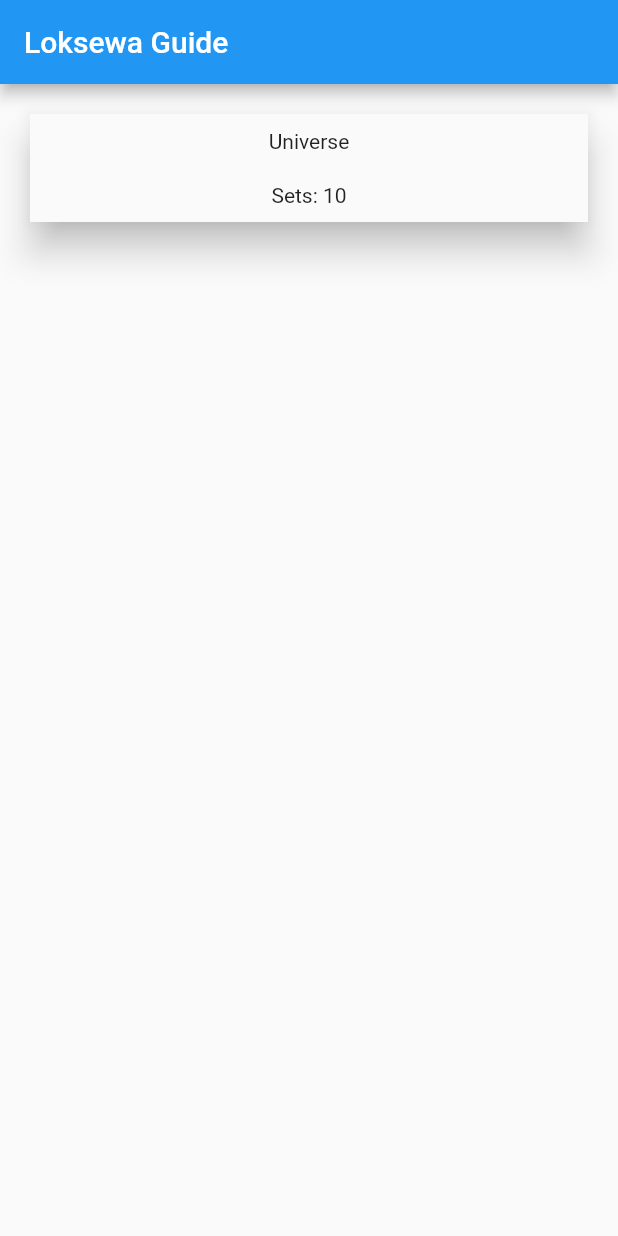
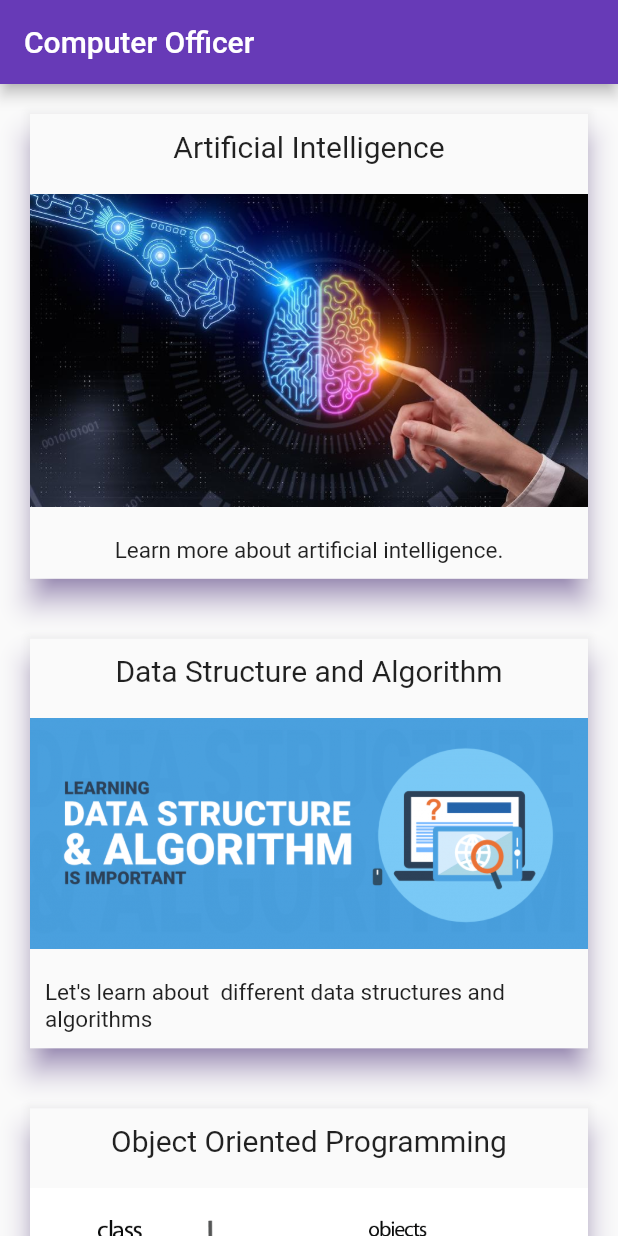
Before and after one commit to nishantjoshee/loksewaguide, a Flutter app: the screen it shows after launch, on a phone screen of 412 x 824 dp. Run offline on Flutter 3.47's test engine with Material 2 defaults, Android fonts, the light colour scheme and no system bars.

Commit message:
made a beautiful ui for homepage

```diff
--- a/lib/home_page.dart
+++ b/lib/home_page.dart
@@ -9,12 +9,13 @@
 
 class _HomePageState extends State<HomePage> {
 
-  Widget customcard(){
+  Widget customcard(String topicName, String description, String imagePath){
     return Padding(
       padding: EdgeInsets.all(20),
       child: InkWell(
         child: Material(
-          elevation: 10,
+          shadowColor: Colors.deepPurple,
+          elevation: 8,
           child: Container(
             child: Column(
               children: [
@@ -24,18 +25,40 @@
                   ),
                   child: Material(
                     child: Container(
-                      child: Text("Universe"),
+                      child: Text(
+                          topicName,
+                        style: TextStyle(
+                          fontSize: 20,
+                        ),
+                      ),
                     ),
                   ),
                 ),
                 Padding(
-                  padding:EdgeInsets.symmetric(
+                  padding: EdgeInsets.symmetric(
                     vertical: 10,
-                  ) ,
-                  child: Material(
-                    child: Container(
-                      child: Text("Sets: 10"),
+                  ),
+                  child: Container(
+                    child: ClipRect(
+                      child: Image(
+                        image: AssetImage(
+                              imagePath,
+                        )
+                      ),
                     ),
+                  ),
+                ),
+                Padding(
+                  padding: EdgeInsets.symmetric(
+                    vertical: 10,
+                    horizontal: 10,
+                  ),
+                  child: Text(
+                    description,
+                    style: TextStyle(
+                      fontSize: 15,
+                    ),
+
                   ),
                 )
               ],
@@ -50,11 +73,16 @@
   Widget build(BuildContext context) {
     return Scaffold(
       appBar: AppBar(
-        title: Text("Loksewa Guide"),
+        title: Text("Computer Officer"),
       ),
       body: ListView(
         children: [
-          customcard(),
+          customcard("Artificial Intelligence", "Learn more about artificial intelligence.", "images/ai.jpg"),
+          customcard("Data Structure and Algorithm", "Let's learn about  different data structures and algorithms", "images/dsa.png"),
+          customcard("Object Oriented Programming", "Object oriented programming concepts", "images/oop.png"),
+          customcard("Computer Network", "Let's learn about computer network", "images/cn.jpg"),
+          customcard("Database Management System", "Learn about DBMS and challenge yourself", "images/dsa.png"),
+          customcard("Computer Graphics", "Learn how graphics system works inside a computer", "images/dsa.png"),
         ],
       ),
     );
--- a/lib/main.dart
+++ b/lib/main.dart
@@ -12,7 +12,7 @@
     return MaterialApp(
       title: 'Flutter Demo',
       theme: ThemeData(
-        primarySwatch: Colors.blue,
+        primarySwatch: Colors.deepPurple,
         visualDensity: VisualDensity.adaptivePlatformDensity,
       ),
       home: SplashScreen(),
--- a/lib/splash.dart
+++ b/lib/splash.dart
@@ -25,11 +25,21 @@
     return Scaffold(
       backgroundColor: Colors.white,
       body: Center(
-        child: Text(
-          "Loksewa Guide",
-          style: TextStyle(
-            fontSize: 60,
-          ),
+        child: Column(
+          children: [
+            Padding(
+              padding: EdgeInsets.symmetric(
+                vertical: 50,
+              ),
+            ),
+            Container(
+              child: Image(
+                image: AssetImage(
+                  "images/loksewa.png"
+                ),
+              ),
+            )
+          ],
         ),
       ),
     );
--- a/pubspec.yaml
+++ b/pubspec.yaml
@@ -45,9 +45,9 @@
   uses-material-design: true
 
   # To add assets to your application, add an assets section, like this:
-  # assets:
-  #   - images/a_dot_burr.jpeg
-  #   - images/a_dot_ham.jpeg
+  assets:
+    - assets/
+    - images/
 
   # An image asset can refer to one or more resolution-specific "variants", see
   # https://flutter.dev/assets-and-images/#resolution-aware.
```
Also changed, not shown: images/ai.jpg (added), images/cn.jpg (added), images/dsa.png (added), images/loksewa.png (added), images/oop.png (added).
